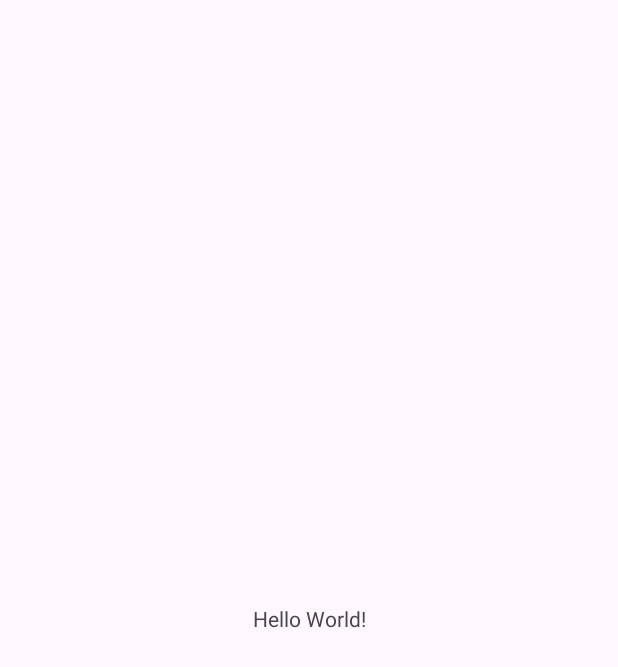
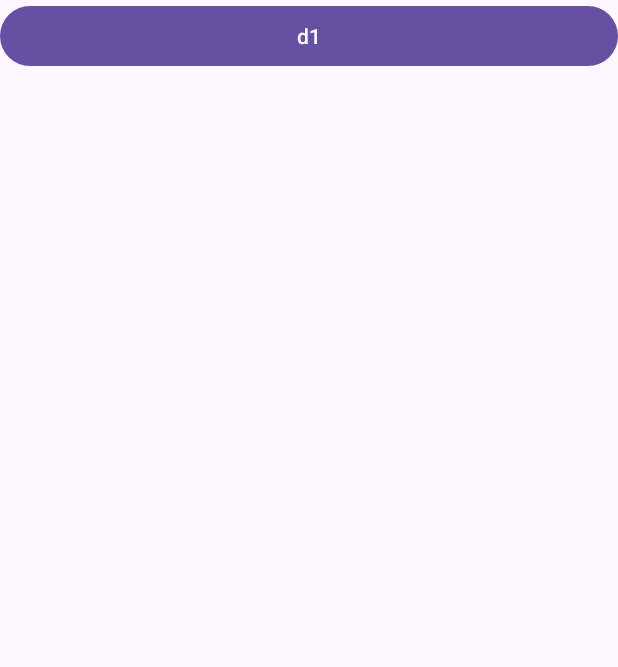
Before and after one commit to WayneKoh7/L12_Demo_Dialog, an Android app: the screen it shows after launch (MainActivity), on a phone screen of 412 x 824 dp. Before the commit the part shown is almost empty. Shown: the top 667 px of the screen. Run offline under Robolectric (Android 15) with nearby library versions, the phone set to English and light mode, and no system bars.

```diff
--- a/app/src/main/java/sg/edu/rp/c346/id22000210/l12demodialog/MainActivity.java
+++ b/app/src/main/java/sg/edu/rp/c346/id22000210/l12demodialog/MainActivity.java
@@ -1,14 +1,46 @@
 package sg.edu.rp.c346.id22000210.l12demodialog;
 
+import androidx.appcompat.app.AlertDialog;
 import androidx.appcompat.app.AppCompatActivity;
 
 import android.os.Bundle;
+import android.view.View;
+import android.widget.Button;
 
 public class MainActivity extends AppCompatActivity {
+
+    Button btnDemo1;
 
     @Override
     protected void onCreate(Bundle savedInstanceState) {
         super.onCreate(savedInstanceState);
         setContentView(R.layout.activity_main);
+
+        btnDemo1 = findViewById(R.id.buttonDemo1);
+
+        btnDemo1.setOnClickListener(new View.OnClickListener() {
+            @Override
+            public void onClick(View view) {
+
+                // Create the Dialog Builder
+                AlertDialog.Builder myBuilder = new AlertDialog.Builder(MainActivity.this);
+
+                // Set the dialog details
+                /*
+                myBuilder.setTitle("Demo 1-Simple Dialog");
+                myBuilder.setMessage("I can develop Android App.");
+                myBuilder.setCancelable(false);
+                myBuilder.setPositiveButton("Close", null);
+                 */
+
+                myBuilder.setTitle("Congratulations");
+                myBuilder.setMessage("You have completed a simple Dialog Box");
+                myBuilder.setCancelable(false);
+                myBuilder.setPositiveButton("Dismiss", null);
+
+                AlertDialog myDialog = myBuilder.create();
+                myDialog.show();
+            }
+        });
     }
 }
--- a/app/src/main/res/layout/activity_main.xml
+++ b/app/src/main/res/layout/activity_main.xml
@@ -1,18 +1,13 @@
 <?xml version="1.0" encoding="utf-8"?>
-<androidx.constraintlayout.widget.ConstraintLayout xmlns:android="http://schemas.android.com/apk/res/android"
-    xmlns:app="http://schemas.android.com/apk/res-auto"
-    xmlns:tools="http://schemas.android.com/tools"
+<LinearLayout xmlns:android="http://schemas.android.com/apk/res/android"
     android:layout_width="match_parent"
     android:layout_height="match_parent"
-    tools:context=".MainActivity">
+    android:orientation="vertical">
 
-    <TextView
-        android:layout_width="wrap_content"
+
+    <Button
+        android:id="@+id/buttonDemo1"
+        android:layout_width="match_parent"
         android:layout_height="wrap_content"
-        android:text="Hello World!"
-        app:layout_constraintBottom_toBottomOf="parent"
-        app:layout_constraintEnd_toEndOf="parent"
-        app:layout_constraintStart_toStartOf="parent"
-        app:layout_constraintTop_toTopOf="parent" />
-
-</androidx.constraintlayout.widget.ConstraintLayout>
+        android:text="@string/d1" />
+</LinearLayout>
--- a/app/src/main/res/values/strings.xml
+++ b/app/src/main/res/values/strings.xml
@@ -1,3 +1,4 @@
 <resources>
     <string name="app_name">L12 Demo Dialog</string>
+    <string name="d1">d1</string>
 </resources>
```
